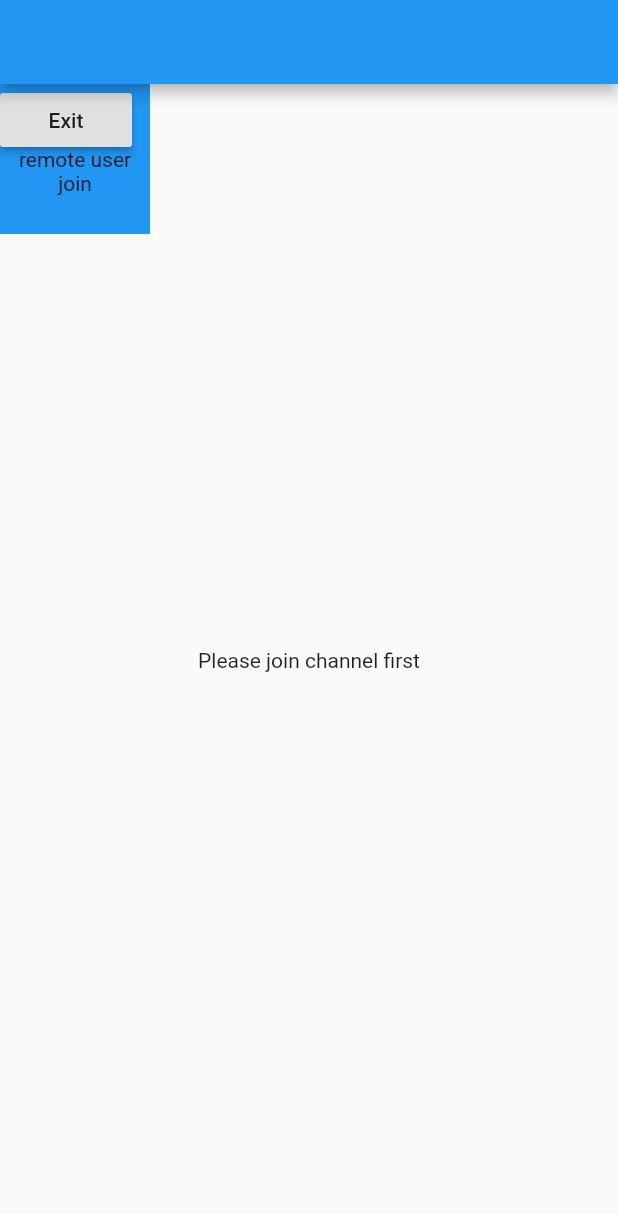
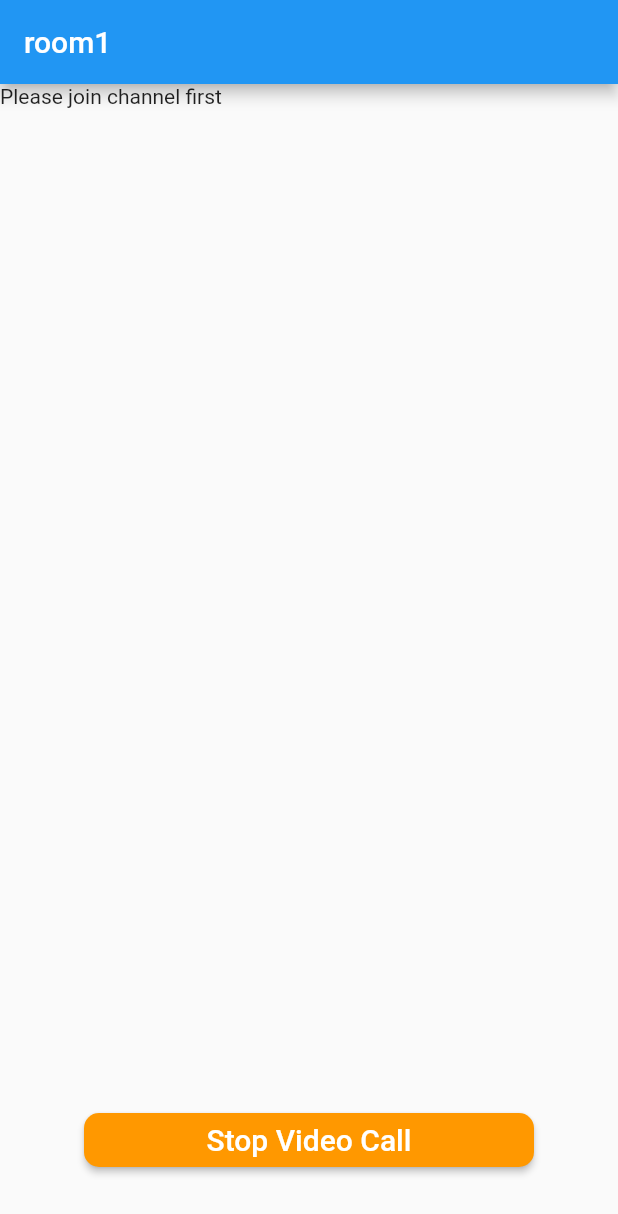
Before and after one commit to haga0531/gaiax_flutter_video_call, a Flutter app: the screen it shows after launch, after a tap on "Start Video Call", on a phone screen of 412 x 824 dp. Shown: the top 1214 px of the screen. Run offline on Flutter 3.47's test engine with Material 2 defaults, Android fonts, the phone set to English and light mode, and no system bars; our stand-ins replace flutter_dotenv, permission_handler; missing offline and left inert: agora_rtc_engine.

Commit message:
onCall画面のレイアウト追加

```diff
--- a/lib/pages/call_video.dart
+++ b/lib/pages/call_video.dart
@@ -43,9 +43,6 @@ class _VideoCallState extends State<VideoCall> {
                   style: TextStyle(fontSize: 25),
                 ),
                 onPressed: () {
-                  setState(() {
-                    isLoading = true;
-                  });
                   onEnterRoom(1);
                 },
                 color: Colors.orange,
@@ -78,7 +75,6 @@ class _VideoCallState extends State<VideoCall> {
                 ),
                 onPressed: () {
                   setState(() {
-                    isLoading = true;
                     _inputRoomId = int.parse(_controller.text);
                     _controller.text = '';
                   });
--- a/lib/pages/on_call.dart
+++ b/lib/pages/on_call.dart
@@ -52,48 +52,52 @@ class _OnCallState extends State<OnCall> {
     Navigator.pop(context);
   }
 
+  Widget _rowLayout() {
+    if (_remoteUid != null) {
+      return Container(
+        child: Column(
+          children: [
+            Expanded(child: _renderRemoteVideo()),
+            Expanded(child: _renderLocalPreview()),
+          ],
+        ),
+      );
+    }
+    return Container(
+      child: Column(
+        children: [Expanded(child: _renderLocalPreview())],
+      ),
+    );
+  }
+
   @override
   Widget build(BuildContext context) {
     return MaterialApp(
       home: Scaffold(
         appBar: AppBar(
-          title: const Text(''),
+          title: const Text('room1'), // TODO: 動的に渡したい
         ),
-        body: Stack(
-          children: [
-            Center(
-              child: _switch ? _renderRemoteVideo() : _renderLocalPreview(),
-            ),
-            Align(
-              alignment: Alignment.topLeft,
-              child: Container(
-                width: 100,
-                height: 100,
-                color: Colors.blue,
-                child: GestureDetector(
-                  onTap: () {
-                    setState(() {
-                      _switch = !_switch;
-                    });
-                  },
-                  child: Center(
-                    child:
-                        _switch ? _renderLocalPreview() : _renderRemoteVideo(),
-                  ),
-                ),
-              ),
-            ),
-            RaisedButton(onPressed: () {
+        body: Stack(children: [
+          _rowLayout(),
+          new Container(child: SizedBox(
+            child: new RaisedButton(onPressed: () {
               exitRoom();
             },
-            child: Text('Exit'),)
-          ],
-        ),
+            child: Text("Stop Video Call", style: TextStyle(color: Colors.white, fontSize: 20),),
+                color: Colors.orange,
+                shape: RoundedRectangleBorder(borderRadius: BorderRadius.all(Radius.circular(10))),
+            ),
+            width: 300,
+          ),
+          alignment: Alignment.bottomCenter,
+          padding: EdgeInsets.only(bottom: 40),
+          )
+        ]),
       ),
     );
   }
 
-  Widget _renderLocalPreview() {
+  _renderLocalPreview() {
     if (_joined) {
       return RtcLocalView.SurfaceView();
     } else {
```
